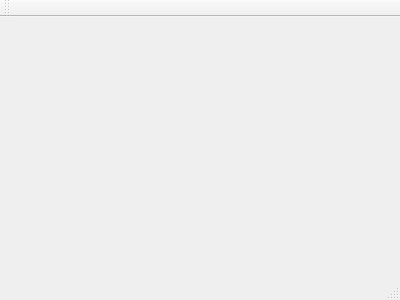
Before: the Qt Designer form widget.ui in conormcrae/grade_calculator, drawn with Qt 5.
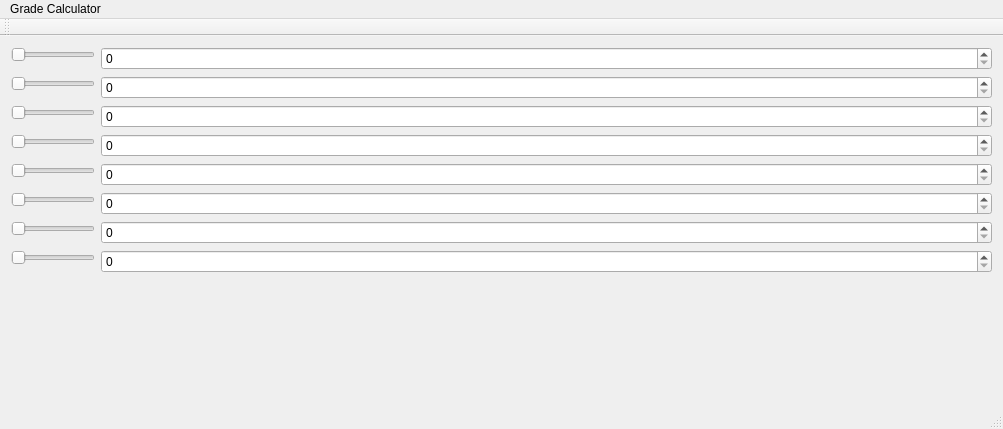
After: the same form once the commit is applied.

Commit message:
Fiddled with widget.ui using Qt Design
I used Qt's design mode to edit a visible window. I got eight sliders and spin boxes set in the window but have been having trouble getting the layout to look right.
I was able to connect one pair of slider/spin box. I'm waiting to get the layout to work better to set the rest. Then I will add buttons, etc for the exams.

```diff
--- a/widget.ui
+++ b/widget.ui
@@ -1,24 +1,128 @@
 <ui version="4.0">
  <class>MainWindow</class>
- <widget class="QMainWindow" name="MainWindow" >
-  <property name="geometry" >
+ <widget class="QMainWindow" name="MainWindow">
+  <property name="geometry">
    <rect>
     <x>0</x>
     <y>0</y>
-    <width>400</width>
-    <height>300</height>
+    <width>1003</width>
+    <height>429</height>
    </rect>
   </property>
   <property name="windowTitle" >
    <string>MainWindow</string>
   </property>
-  <widget class="QMenuBar" name="menuBar" />
-  <widget class="QToolBar" name="mainToolBar" />
-  <widget class="QWidget" name="centralWidget" />
-  <widget class="QStatusBar" name="statusBar" />
+  <widget class="QWidget" name="centralWidget">
+   <layout class="QFormLayout" name="formLayout">
+    <item row="0" column="0">
+     <widget class="QSlider" name="horizontalSlider">
+      <property name="orientation">
+       <enum>Qt::Horizontal</enum>
+      </property>
+     </widget>
+    </item>
+    <item row="0" column="1">
+     <widget class="QSpinBox" name="spinBox"/>
+    </item>
+    <item row="1" column="0">
+     <widget class="QSlider" name="horizontalSlider_2">
+      <property name="orientation">
+       <enum>Qt::Horizontal</enum>
+      </property>
+     </widget>
+    </item>
+    <item row="1" column="1">
+     <widget class="QSpinBox" name="spinBox_2"/>
+    </item>
+    <item row="2" column="0">
+     <widget class="QSlider" name="horizontalSlider_3">
+      <property name="orientation">
+       <enum>Qt::Horizontal</enum>
+      </property>
+     </widget>
+    </item>
+    <item row="2" column="1">
+     <widget class="QSpinBox" name="spinBox_3"/>
+    </item>
+    <item row="3" column="0">
+     <widget class="QSlider" name="horizontalSlider_4">
+      <property name="orientation">
+       <enum>Qt::Horizontal</enum>
+      </property>
+     </widget>
+    </item>
+    <item row="3" column="1">
+     <widget class="QSpinBox" name="spinBox_4"/>
+    </item>
+    <item row="4" column="0">
+     <widget class="QSlider" name="horizontalSlider_5">
+      <property name="orientation">
+       <enum>Qt::Horizontal</enum>
+      </property>
+     </widget>
+    </item>
+    <item row="4" column="1">
+     <widget class="QSpinBox" name="spinBox_5"/>
+    </item>
+    <item row="5" column="0">
+     <widget class="QSlider" name="horizontalSlider_6">
+      <property name="orientation">
+       <enum>Qt::Horizontal</enum>
+      </property>
+     </widget>
+    </item>
+    <item row="5" column="1">
+     <widget class="QSpinBox" name="spinBox_6"/>
+    </item>
+    <item row="6" column="0">
+     <widget class="QSlider" name="horizontalSlider_7">
+      <property name="orientation">
+       <enum>Qt::Horizontal</enum>
+      </property>
+     </widget>
+    </item>
+    <item row="6" column="1">
+     <widget class="QSpinBox" name="spinBox_7"/>
+    </item>
+    <item row="7" column="0">
+     <widget class="QSlider" name="horizontalSlider_8">
+      <property name="orientation">
+       <enum>Qt::Horizontal</enum>
+      </property>
+     </widget>
+    </item>
+    <item row="7" column="1">
+     <widget class="QSpinBox" name="spinBox_8"/>
+    </item>
+   </layout>
+  </widget>
+  <widget class="QMenuBar" name="menuBar">
+   <property name="geometry">
+    <rect>
+     <x>0</x>
+     <y>0</y>
+     <width>1003</width>
+     <height>20</height>
+    </rect>
+   </property>
+   <widget class="QMenu" name="menuGrade_Calculator">
+    <property name="title">
+     <string>Grade Calculator</string>
+    </property>
+   </widget>
+   <addaction name="menuGrade_Calculator"/>
+  </widget>
+  <widget class="QToolBar" name="mainToolBar">
+   <attribute name="toolBarArea">
+    <enum>TopToolBarArea</enum>
+   </attribute>
+   <attribute name="toolBarBreak">
+    <bool>false</bool>
+   </attribute>
+  </widget>
+  <widget class="QStatusBar" name="statusBar"/>
  </widget>
- <layoutDefault spacing="6" margin="11" />
- <pixmapfunction></pixmapfunction>
+ <layoutdefault spacing="6" margin="11"/>
  <resources/>
  <connections/>
 </ui>
```
Left out of the diff: 38 changed lines with no effect on the pictures. The commit also changes 1 other file.
